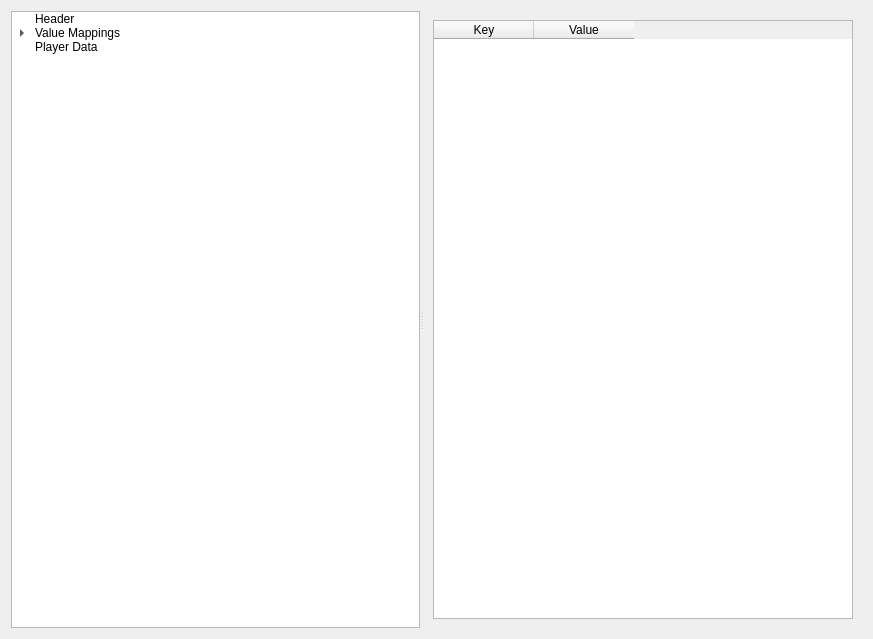
The window that frontend/uh/forms/RecordingView.ui (reframedultimate/ReFramed) describes before a commit, drawn with Qt 5.
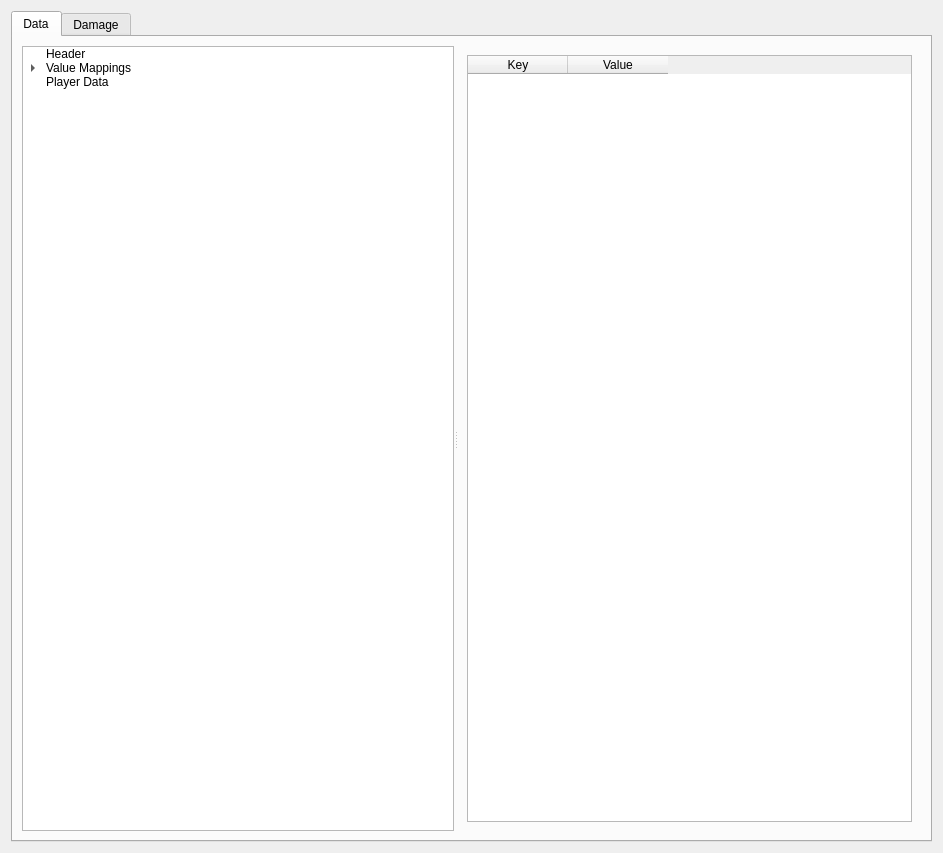
The same window after the commit. The open tabs and pages were chosen to show the change.

Commit message: Cleaning up SetFormat. Refactoring RecordingView out of ActiveRecordingView so it can be used both for active and saved recordings

Diff of the .ui file:
```diff
--- a/frontend/uh/forms/RecordingView.ui
+++ b/frontend/uh/forms/RecordingView.ui
@@ -6,14 +6,24 @@
    <rect>
     <x>0</x>
     <y>0</y>
-    <width>873</width>
-    <height>639</height>
+    <width>943</width>
+    <height>853</height>
    </rect>
   </property>
   <property name="windowTitle">
    <string>Form</string>
   </property>
-  <layout class="QHBoxLayout" name="horizontalLayout">
+  <layout class="QVBoxLayout" name="verticalLayout_6">
+   <item>
+    <widget class="QTabWidget" name="tabWidget">
+     <property name="currentIndex">
+      <number>1</number>
+     </property>
+     <widget class="QWidget" name="tab_data">
+      <attribute name="title">
+       <string>Data</string>
+      </attribute>
+      <layout class="QVBoxLayout" name="verticalLayout_5">
    <item>
     <widget class="QSplitter" name="splitter">
      <property name="orientation">
@@ -138,6 +148,15 @@
         </item>
        </layout>
       </widget>
+         </widget>
+        </widget>
+       </item>
+      </layout>
+     </widget>
+     <widget class="QWidget" name="tab_damage">
+      <attribute name="title">
+       <string>Damage</string>
+      </attribute>
      </widget>
     </widget>
    </item>
```
Left out of the diff: 3 changed lines with no effect on the pictures. Lines whose indentation alone changed are shown as unchanged. The commit also changes 27 other files.
